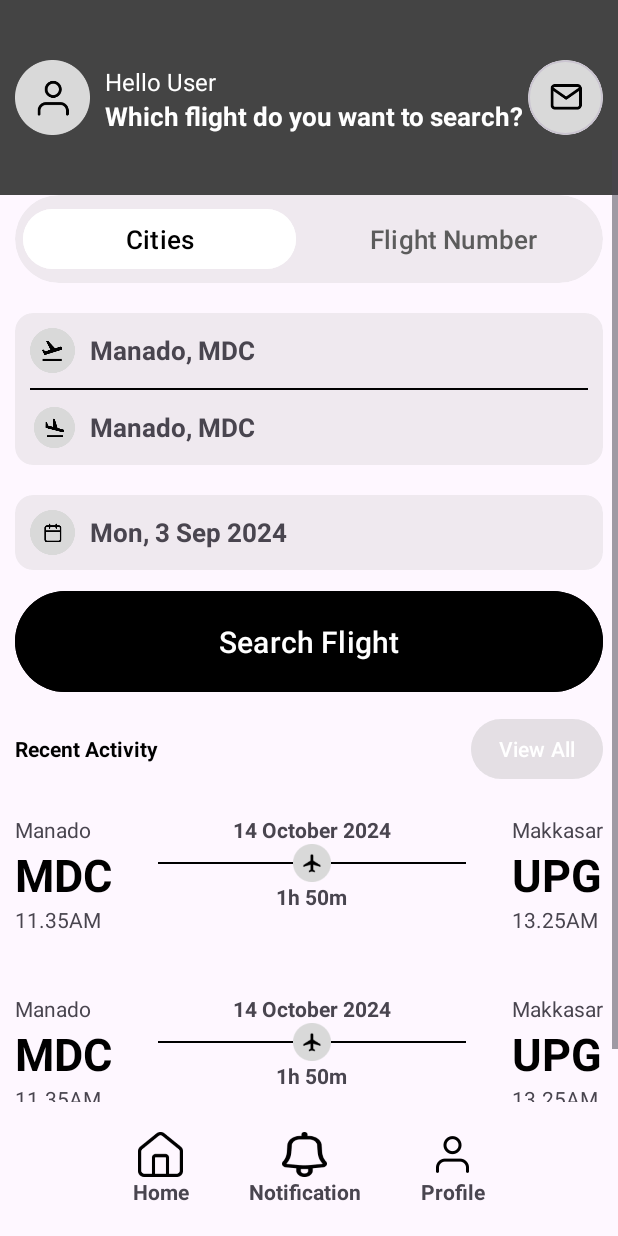
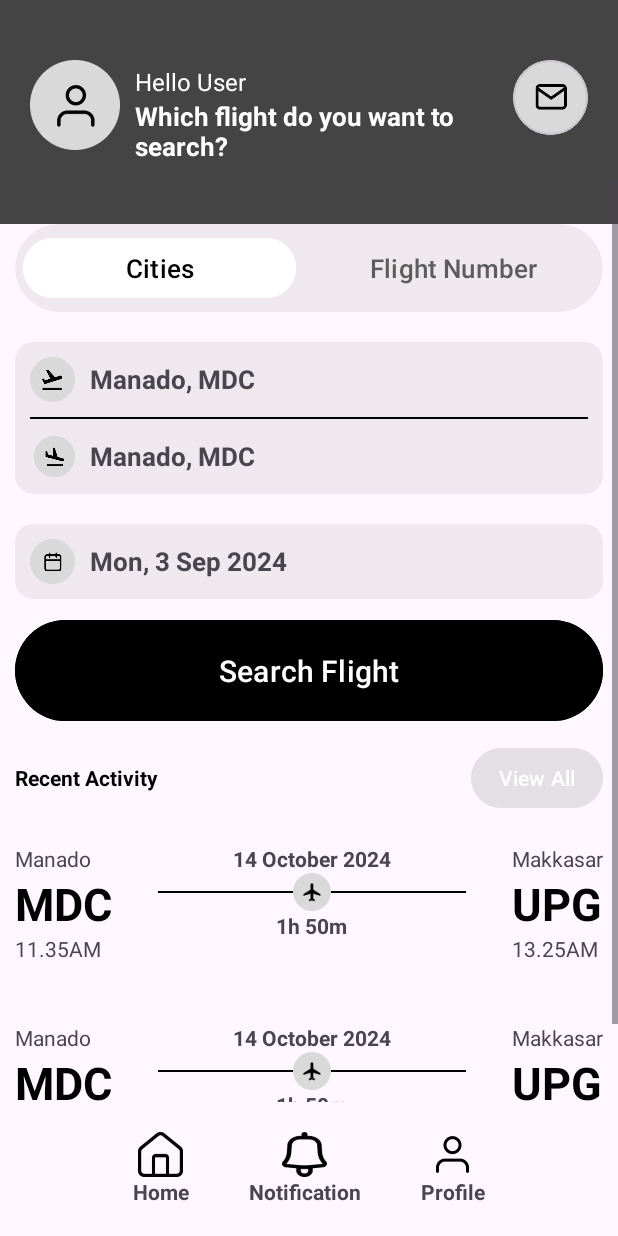
Before and after one commit to hatrungnguyen/Mobile, an Android app: the CitiesActivity screen opened directly, with no data from a screen before it, on a phone screen of 412 x 824 dp. Run offline under Robolectric (Android 15) with nearby library versions, the phone set to English and light mode, and no system bars; our stand-ins replace navigation-ui.

Commit message:
Update activity_cities.xml by Vu

```diff
--- a/app/src/main/res/layout/activity_cities.xml
+++ b/app/src/main/res/layout/activity_cities.xml
@@ -20,15 +20,15 @@
             android:layout_width="match_parent"
             android:layout_height="wrap_content"
             android:layout_gravity="center"
-            android:layout_marginLeft="10dp"
+            android:layout_marginLeft="20dp"
             android:layout_marginTop="40dp"
-            android:layout_marginRight="10dp"
+            android:layout_marginRight="20dp"
             android:orientation="horizontal">
 
             <ImageView
                 android:id="@+id/profile_image"
-                android:layout_width="50dp"
-                android:layout_height="50dp"
+                android:layout_width="60dp"
+                android:layout_height="60dp"
                 android:src="@drawable/profile" />
 
             <LinearLayout
```
